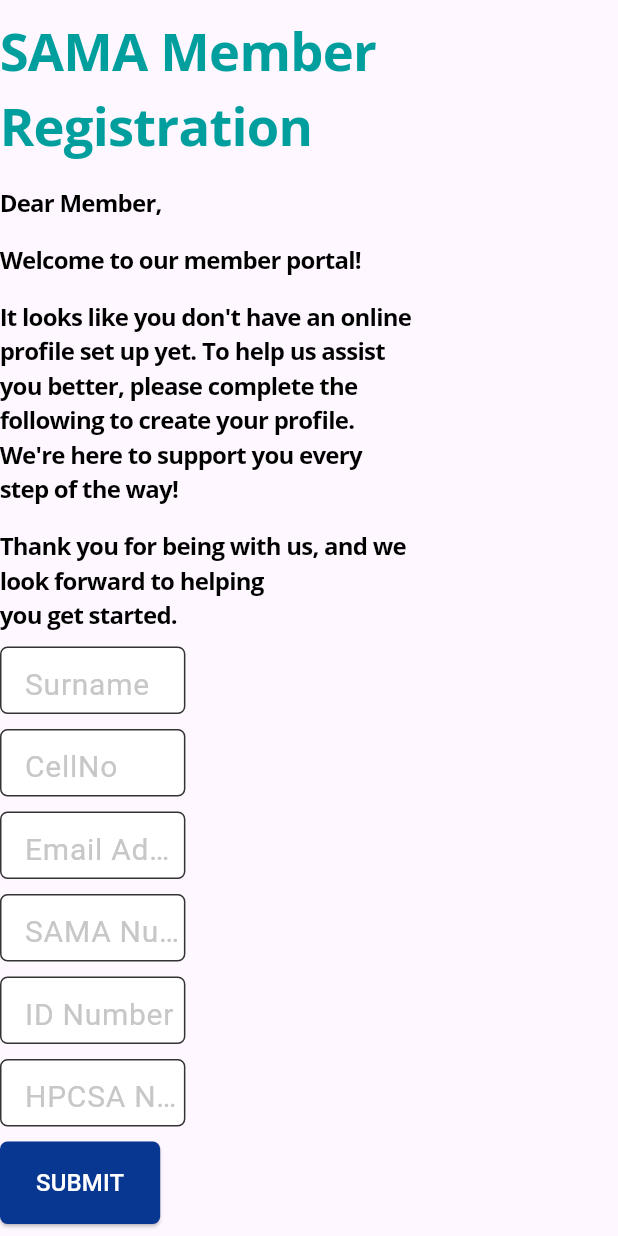
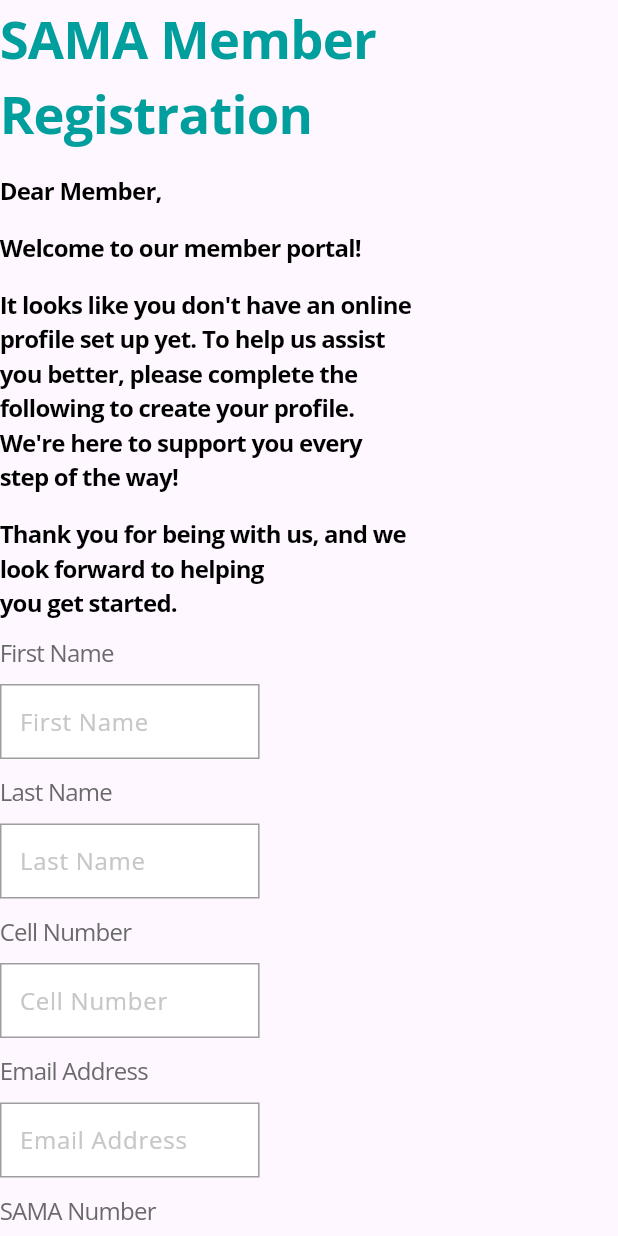
Before and after one commit to Keita-lee/SAMA-2.0, a Flutter app: the CreateSamaAccount widget shown alone on an empty page, opened directly, on a phone screen of 412 x 824 dp. Run offline on Flutter 3.47's test engine with Material 3 defaults, Android fonts, the phone set to English and light mode, and no system bars; our stand-ins replace cloud_firestore, file_picker, firebase_auth, firebase_core, firebase_storage, flutter_secure_storage and 9 more; missing offline and left inert: dart:html, dart:js, dart_jsonwebtoken, draggable_scrollbar, flutter_quill, image_network and 2 more; accounts and stored records are empty.

Commit message:
update login validation

```diff
--- a/lib/login/loginPages/createSamaAccount.dart
+++ b/lib/login/loginPages/createSamaAccount.dart
@@ -1,7 +1,9 @@
 import 'package:cloud_firestore/cloud_firestore.dart';
+import 'package:firebase_auth/firebase_auth.dart';
 import 'package:flutter/material.dart';
 import 'package:sama/components/myutility.dart';
 import 'package:google_fonts/google_fonts.dart';
+import 'package:sama/components/profileTextField.dart';
 import 'package:sama/components/styleButton.dart';
 import 'package:sama/components/styleTextfield.dart';
 
@@ -15,6 +17,8 @@
 
 class _CreateSamaAccountState extends State<CreateSamaAccount> {
   final _firestore = FirebaseFirestore.instance;
+  final _auth = FirebaseAuth.instance;
+  final _formKey = GlobalKey<FormState>();
   TextEditingController nameController = TextEditingController();
   TextEditingController lastNameController = TextEditingController();
   TextEditingController cellController = TextEditingController();
@@ -40,11 +44,15 @@
   }
 
   submitUserData() async {
+    if (!_formKey.currentState!.validate()) return;
     try {
       setState(() {
         isLoading = true;
       });
+      var result = await _auth.createUserWithEmailAndPassword(
+          email: emailController.text, password: 'Cp123456');
       await _firestore.collection('users').add({
+        "id": result.user!.uid,
         'firstName': nameController.text,
         'lastName': lastNameController.text,
         'mobileNo': cellController.text,
@@ -52,11 +60,14 @@
         'samaNo': int.parse(samaNoController.text),
         'idNumber': idNoController.text,
         'hpcsaNumber': hpcsaController.text,
+        'status': 'Pending',
+        'loggedIn': false
       });
       setState(() {
         isLoading = false;
       });
     } catch (e) {
+      print('error adding user: $e');
       setState(() {
         isLoading = false;
       });
@@ -131,63 +142,84 @@
           const SizedBox(
             height: 10.0,
           ),
-          SizedBox(
-            width: MyUtility(context).width * 0.3,
-            child: TextFieldStyling(
-              hintText: 'Surname',
-              textfieldController: lastNameController,
-            ),
-          ),
+          Form(
+              key: _formKey,
+              child: Column(
+                children: [
+                  ProfileTextField(
+                      isRounded: false,
+                      isBold: false,
+                      hintText: 'First Name',
+                      description: 'First Name',
+                      customSize: MyUtility(context).width * 0.42,
+                      textFieldType: 'stringType',
+                      textfieldController: nameController),
                   const SizedBox(
                     height: 10.0,
                   ),
-          SizedBox(
-            width: MyUtility(context).width * 0.3,
-            child: TextFieldStyling(
-              hintText: 'CellNo',
-              textfieldController: nameController,
-            ),
-          ),
+                  ProfileTextField(
+                      isRounded: false,
+                      isBold: false,
+                      hintText: 'Last Name',
+                      description: 'Last Name',
+                      customSize: MyUtility(context).width * 0.42,
+                      textFieldType: 'stringType',
+                      textfieldController: lastNameController),
                   const SizedBox(
                     height: 10.0,
                   ),
-          SizedBox(
-            width: MyUtility(context).width * 0.3,
-            child: TextFieldStyling(
-              hintText: 'Email Address',
-              textfieldController: emailController,
-            ),
-          ),
+                  ProfileTextField(
+                      isRounded: false,
+                      isBold: false,
+                      hintText: 'Cell Number',
+                      description: 'Cell Number',
+                      customSize: MyUtility(context).width * 0.42,
+                      textFieldType: 'stringType',
+                      textfieldController: cellController),
                   const SizedBox(
                     height: 10.0,
                   ),
-          SizedBox(
-            width: MyUtility(context).width * 0.3,
-            child: TextFieldStyling(
-              hintText: 'SAMA Number',
-              textfieldController: samaNoController,
-            ),
-          ),
+                  ProfileTextField(
+                      isRounded: false,
+                      isBold: false,
+                      hintText: 'Email Address',
+                      description: 'Email Address',
+                      customSize: MyUtility(context).width * 0.42,
+                      textFieldType: 'emailType',
+                      textfieldController: emailController),
                   const SizedBox(
                     height: 10.0,
                   ),
-          SizedBox(
-            width: MyUtility(context).width * 0.3,
-            child: TextFieldStyling(
-              hintText: 'ID Number',
-              textfieldController: idNoController,
-            ),
-          ),
+                  ProfileTextField(
+                      isRounded: false,
+                      isBold: false,
+                      hintText: 'SAMA Number',
+                      description: 'SAMA Number',
+                      customSize: MyUtility(context).width * 0.42,
+                      textFieldType: 'stringType',
+                      textfieldController: samaNoController),
                   const SizedBox(
                     height: 10.0,
                   ),
-          SizedBox(
-            width: MyUtility(context).width * 0.3,
-            child: TextFieldStyling(
-              hintText: 'HPCSA Number',
-              textfieldController: hpcsaController,
+                  ProfileTextField(
+                      isRounded: false,
+                      isBold: false,
+                      hintText: 'ID Number',
+                      description: 'ID Number',
+                      customSize: MyUtility(context).width * 0.42,
+                      textFieldType: 'stringType',
+                      textfieldController: idNoController),
+                  const SizedBox(
+                    height: 10.0,
                   ),
-          ),
+                  ProfileTextField(
+                      isRounded: false,
+                      isBold: false,
+                      hintText: 'HSPCSA Number',
+                      description: 'HSPCSA Number',
+                      customSize: MyUtility(context).width * 0.42,
+                      textFieldType: 'stringType',
+                      textfieldController: hpcsaController),
                   const SizedBox(
                     height: 10.0,
                   ),
@@ -199,6 +231,8 @@
                     onTap: submitUserData,
                   ),
                 ],
+              ))
+        ],
       ),
     );
   }
--- a/lib/login/loginPages/loginWithEmail.dart
+++ b/lib/login/loginPages/loginWithEmail.dart
@@ -172,17 +172,19 @@
           .where('email', isEqualTo: (email.text).toLowerCase())
           .get();
 
-      //If admin by pass all validators
-      if (users.docs[0].data().containsKey('userType')) {
-        if (users.docs[0]['userType'] == "Admin") {
-          return await widget.changePage(1);
-        }
-      }
-
       //Check if user exists in Oracle Db and Firestore
       Map oracleUser = await checkOracleDb((email.text).toLowerCase());
       bool foundOnOracleDb = oracleUser.isNotEmpty;
       bool foundInFirebase = users.docs.isNotEmpty;
+
+      //If admin by pass all validators
+      if (foundInFirebase) {
+        if (users.docs[0].data().containsKey('userType')) {
+          if (users.docs[0]['userType'] == "Admin") {
+            return await widget.changePage(1);
+          }
+        }
+      }
 
       print(
           'foundOnOracleDb: $foundOnOracleDb, foundInFirebase: $foundInFirebase');
@@ -614,6 +616,11 @@
           SizedBox(
             height: 15,
           ),
+          const Text(
+            'v1.0.0b',
+            style: TextStyle(
+                fontSize: 12, color: Color.fromARGB(255, 122, 122, 122)),
+          )
         ],
       ),
     );
```
Also changed, not shown: 1 other file. Lines whose indentation alone changed are shown as unchanged.
